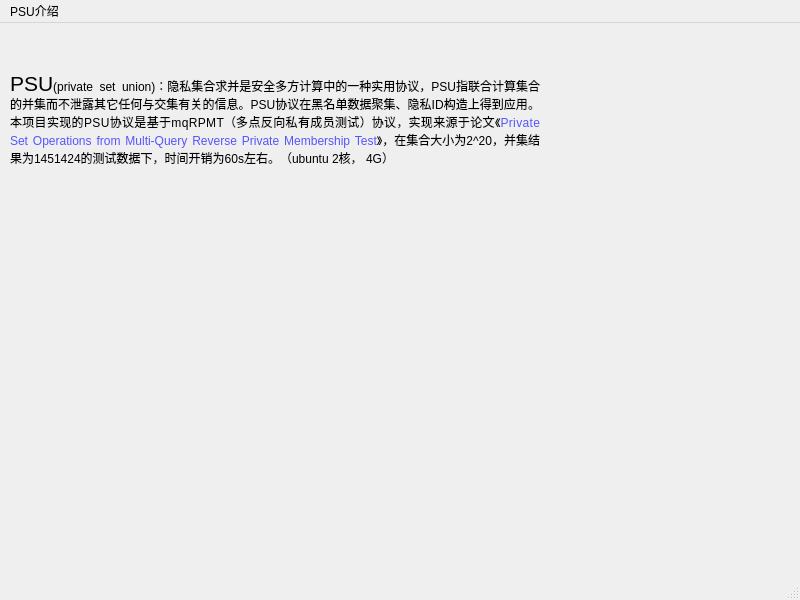
Above: src/frontend/cpp/page9.ui from xiansongq/privacy_computing before the change. Below: the same form after it.
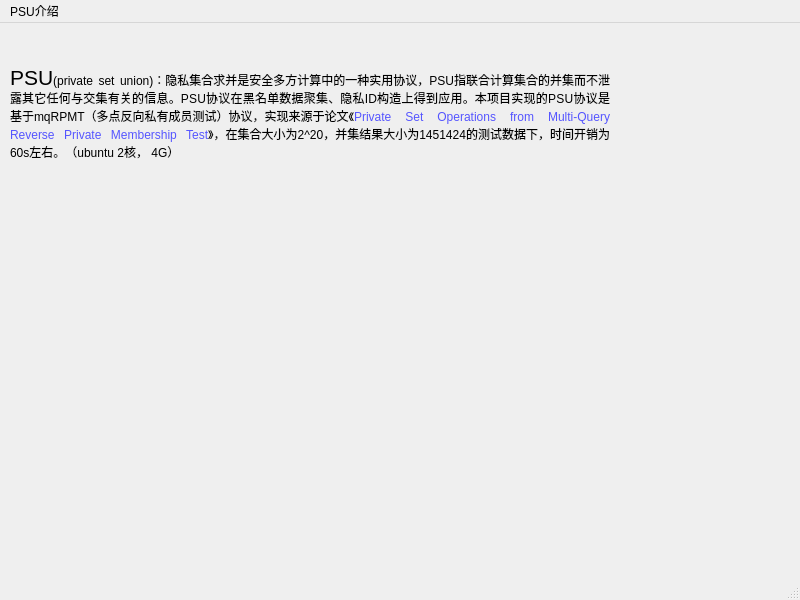
That is the form after the change.

Patch:
```diff
--- a/src/frontend/cpp/page9.ui
+++ b/src/frontend/cpp/page9.ui
@@ -18,13 +18,13 @@
     <property name="geometry">
      <rect>
       <x>10</x>
-      <y>-10</y>
-      <width>530</width>
-      <height>212</height>
+      <y>-20</y>
+      <width>600</width>
+      <height>220</height>
      </rect>
     </property>
     <property name="text">
-     <string>&lt;html&gt;&lt;head/&gt;&lt;body&gt;&lt;p align=&quot;justify&quot;&gt;&lt;span style=&quot; font-size:16pt;&quot;&gt;PSU&lt;/span&gt;(private set union)：隐私集合求并是安全多方计算中的一种实用协议，PSU指联合计算集合的并集而不泄露其它任何与交集有关的信息。PSU协议在黑名单数据聚集、隐私ID构造上得到应用。本项目实现的PSU协议是基于mqRPMT（多点反向私有成员测试）协议，实现来源于论文《&lt;span style=&quot; color:#5555ff;&quot;&gt;Private Set Operations from Multi-Query Reverse Private Membership Test&lt;/span&gt;》，在集合大小为2^20，并集结果为1451424的测试数据下，时间开销为60s左右。（ubuntu 2核， 4G）&lt;/p&gt;&lt;/body&gt;&lt;/html&gt;</string>
+     <string>&lt;html&gt;&lt;head/&gt;&lt;body&gt;&lt;p align=&quot;justify&quot;&gt;&lt;span style=&quot; font-size:16pt;&quot;&gt;PSU&lt;/span&gt;(private set union)：隐私集合求并是安全多方计算中的一种实用协议，PSU指联合计算集合的并集而不泄露其它任何与交集有关的信息。PSU协议在黑名单数据聚集、隐私ID构造上得到应用。本项目实现的PSU协议是基于mqRPMT（多点反向私有成员测试）协议，实现来源于论文《&lt;span style=&quot; color:#5555ff;&quot;&gt;Private Set Operations from Multi-Query Reverse Private Membership Test&lt;/span&gt;》，在集合大小为2^20，并集结果大小为1451424的测试数据下，时间开销为60s左右。（ubuntu 2核， 4G）&lt;/p&gt;&lt;/body&gt;&lt;/html&gt;</string>
     </property>
     <property name="wordWrap">
      <bool>true</bool>
```
